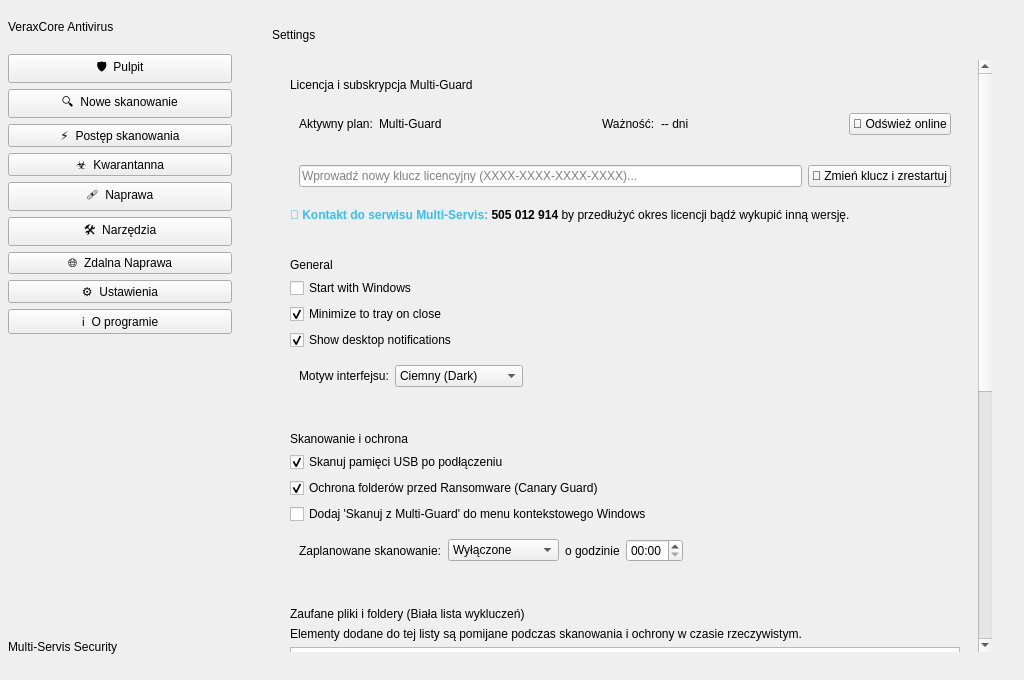
This is src/ui/mainwindow.ui in kacperjelinski1/multi-guard as Qt 5 draws it before an edit. The edited form follows.
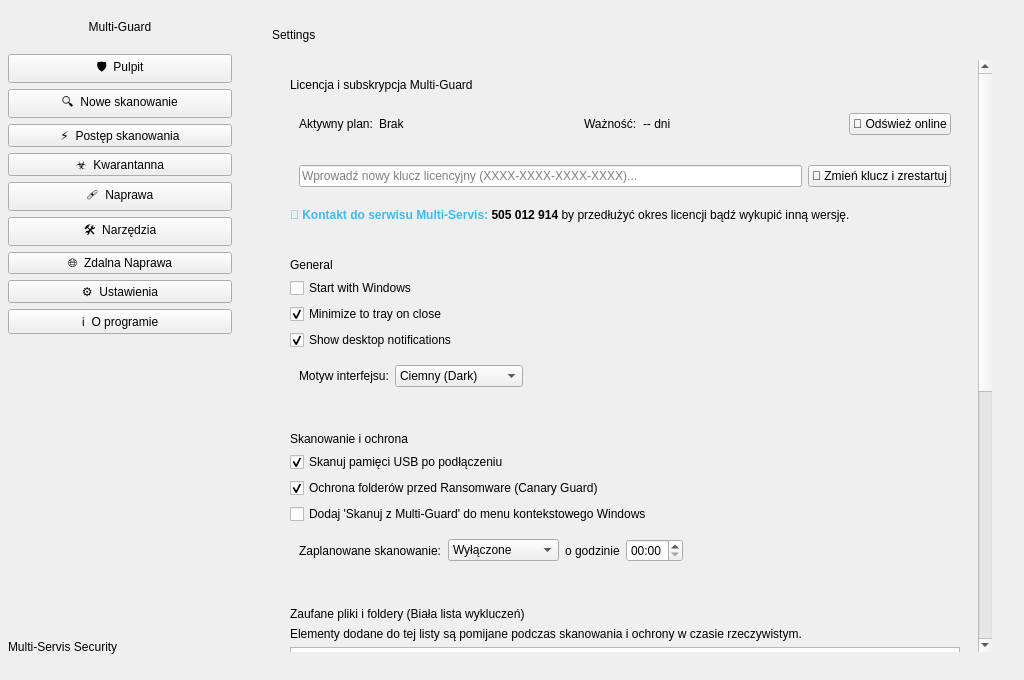
This is the edited form. The open tabs and pages were chosen to show the change. Icons and pictures are not drawn. Custom widgets are drawn as their Qt base class.

Commit message: feat: mandate license key, bundle OpenSSL TLS, restrict tray menu, center unactivated branding, and add top action buttons

Diff of the .ui file:
```diff
--- a/src/ui/mainwindow.ui
+++ b/src/ui/mainwindow.ui
@@ -88,10 +88,10 @@
           <item>
            <widget class="QLabel" name="lblAppNameVersion">
             <property name="text">
-             <string>VeraxCore Antivirus</string>
+             <string>Multi-Guard</string>
             </property>
             <property name="alignment">
-             <set>Qt::AlignLeading|Qt::AlignLeft|Qt::AlignVCenter</set>
+             <set>Qt::AlignCenter</set>
             </property>
            </widget>
           </item>
@@ -2266,7 +2266,7 @@
                       <item>
                        <widget class="QLabel" name="lblSettingsPlanValue">
                         <property name="text">
-                         <string>Multi-Guard</string>
+                         <string>Brak</string>
                         </property>
                        </widget>
                       </item>
```
The commit also changes 14 other files.
